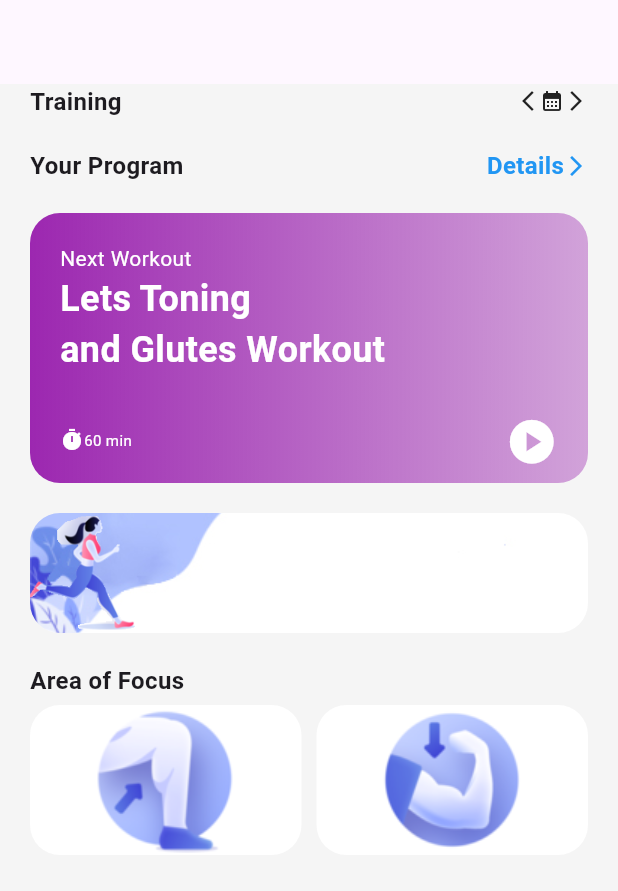
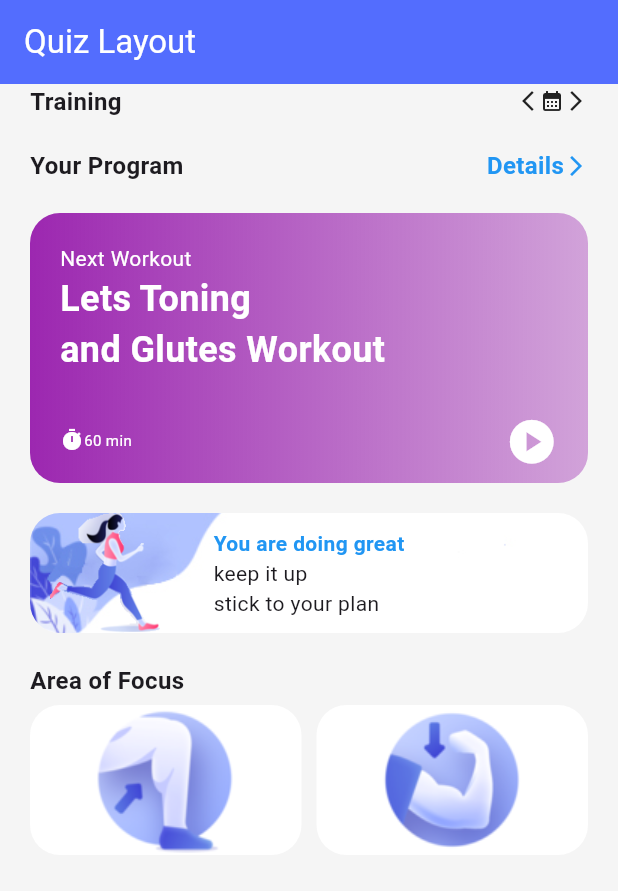
Before and after one commit to ZarXD/Zenith_App, a Flutter app: the screen it shows after launch, on a phone screen of 412 x 824 dp. Shown: the top 891 px of the screen. Run offline on Flutter 3.47's test engine with Material 3 defaults, Android fonts, the phone set to English and light mode, and no system bars.

Commit message:
Navigation & Quiz

```diff
--- a/lib/tugas/quiz/layout_quiz.dart
+++ b/lib/tugas/quiz/layout_quiz.dart
@@ -6,7 +6,11 @@ class QuizLayout extends StatelessWidget {
   @override
   Widget build(BuildContext context) {
     return Scaffold(
-      appBar: AppBar(),
+      appBar: AppBar(
+        title: Text("Quiz Layout"),
+        backgroundColor: Colors.indigoAccent,
+        foregroundColor: Colors.white,
+      ),
       backgroundColor: Colors.grey.withOpacity(0.1),
       body: Padding(
         padding: const EdgeInsets.symmetric(horizontal: 20),
@@ -134,15 +138,32 @@ class QuizLayout extends StatelessWidget {
                   fit: BoxFit.cover,
                 ),
               ),
-              child: Row(
+              child: Stack(
                 children: [
                   Container(
-                    width: 70,
-                    height: 80,
+                    width: 100,
+                    height: 100,
                     decoration: BoxDecoration(
                       image: DecorationImage(
                         image: AssetImage("images/figure1.png"),
                       ),
+                    ),
+                  ),
+                  Center(
+                    child: Column(
+                      mainAxisAlignment: MainAxisAlignment.center,
+                      crossAxisAlignment: CrossAxisAlignment.start,
+                      children: [
+                        Text(
+                          "You are doing great",
+                          style: TextStyle(
+                            color: Colors.blue,
+                            fontWeight: FontWeight.bold,
+                          ),
+                        ),
+                        Text("keep it up"),
+                        Text("stick to your plan"),
+                      ],
                     ),
                   ),
                 ],
```
